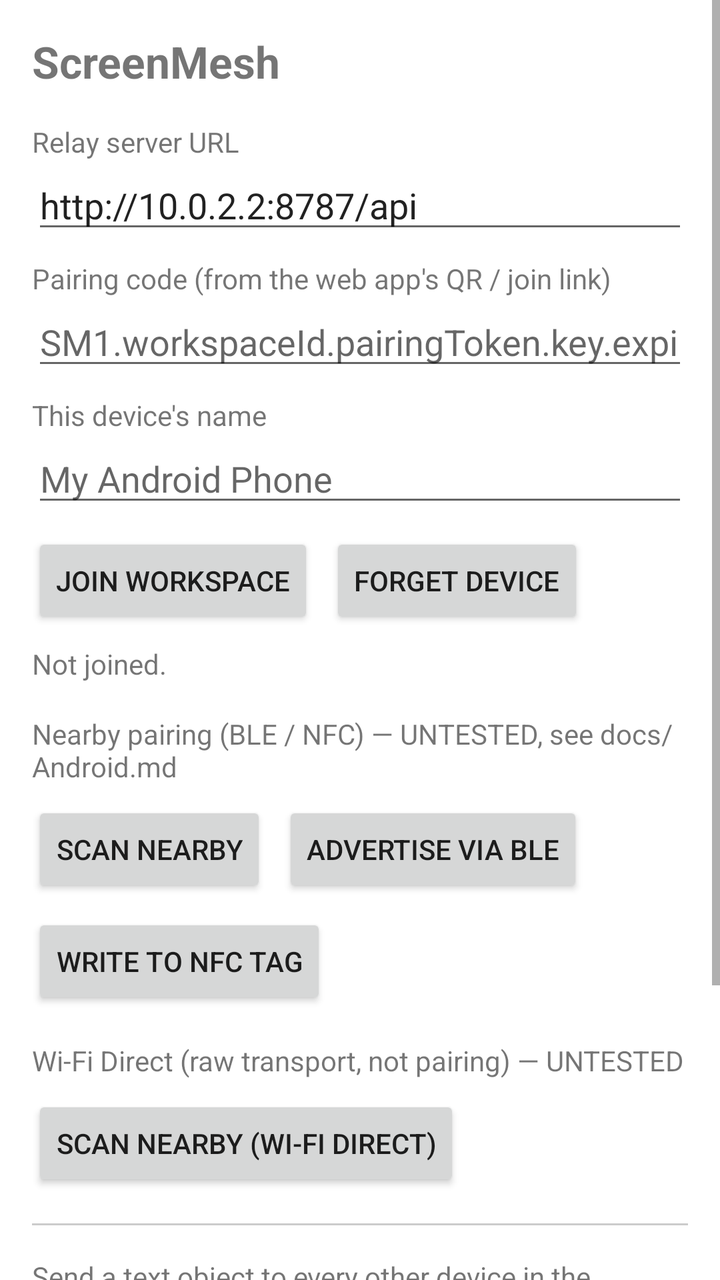
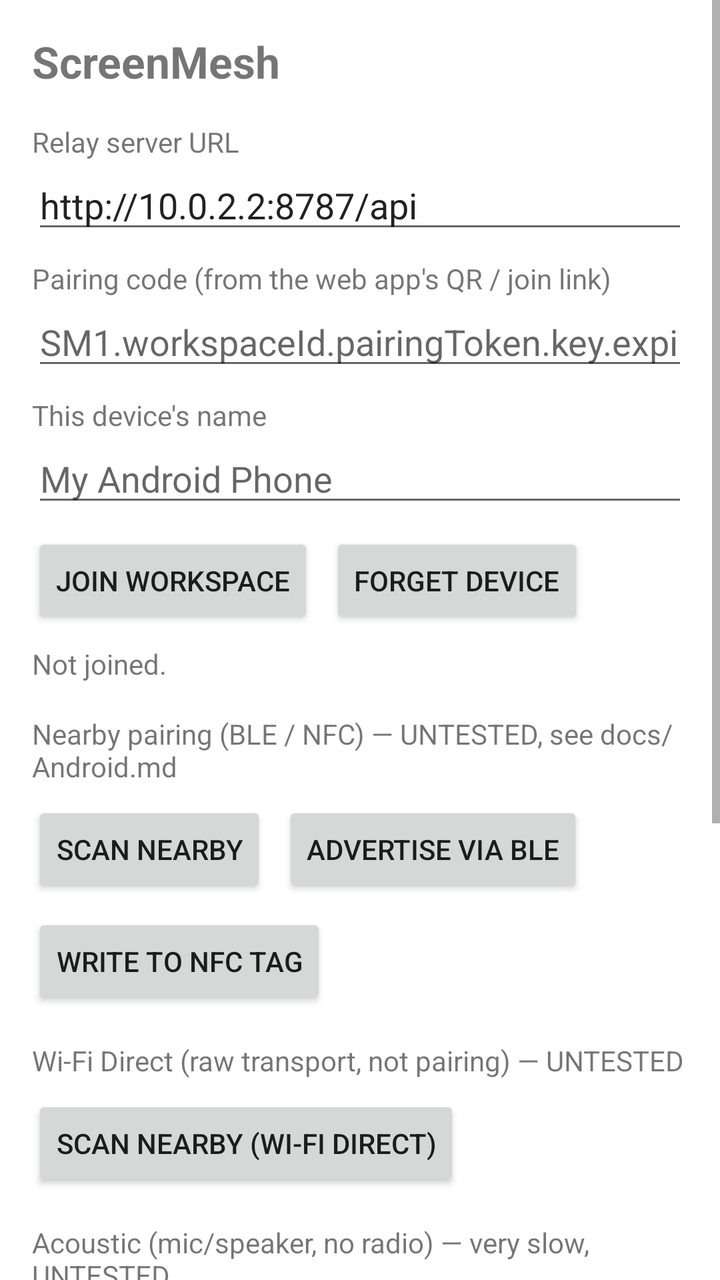

An Android layout rendered at two revisions. The XML below is the earlier revision; the diff shows what the commit changed to produce the second picture.
<!-- AndroidManifest.xml: application theme Theme.ScreenMesh -->
<!-- res/layout/activity_main.xml -->
<?xml version="1.0" encoding="utf-8"?>
<ScrollView xmlns:android="http://schemas.android.com/apk/res/android"
    android:layout_width="match_parent"
    android:layout_height="match_parent">

    <LinearLayout
        android:layout_width="match_parent"
        android:layout_height="wrap_content"
        android:orientation="vertical"
        android:padding="16dp">

        <TextView
            android:layout_width="wrap_content"
            android:layout_height="wrap_content"
            android:text="ScreenMesh"
            android:textSize="22sp"
            android:textStyle="bold"
            android:layout_marginBottom="8dp" />

        <TextView
            android:layout_width="wrap_content"
            android:layout_height="wrap_content"
            android:text="Relay server URL"
            android:layout_marginTop="8dp" />
        <EditText
            android:id="@+id/et_server_url"
            android:layout_width="match_parent"
            android:layout_height="wrap_content"
            android:hint="http://10.0.2.2:8787/api"
            android:inputType="textUri"
            android:text="http://10.0.2.2:8787/api" />

        <TextView
            android:layout_width="wrap_content"
            android:layout_height="wrap_content"
            android:text="Pairing code (from the web app's QR / join link)"
            android:layout_marginTop="8dp" />
        <EditText
            android:id="@+id/et_pairing_code"
            android:layout_width="match_parent"
            android:layout_height="wrap_content"
            android:hint="SM1.workspaceId.pairingToken.key.expiry"
            android:inputType="text" />

        <TextView
            android:layout_width="wrap_content"
            android:layout_height="wrap_content"
            android:text="This device's name"
            android:layout_marginTop="8dp" />
        <EditText
            android:id="@+id/et_device_name"
            android:layout_width="match_parent"
            android:layout_height="wrap_content"
            android:hint="My Android Phone"
            android:inputType="text" />

        <LinearLayout
            android:layout_width="wrap_content"
            android:layout_height="wrap_content"
            android:orientation="horizontal"
            android:layout_marginTop="8dp">

            <Button
                android:id="@+id/btn_join"
                android:layout_width="wrap_content"
                android:layout_height="wrap_content"
                android:text="Join workspace" />

            <Button
                android:id="@+id/btn_forget"
                android:layout_width="wrap_content"
                android:layout_height="wrap_content"
                android:layout_marginStart="8dp"
                android:text="Forget device" />
        </LinearLayout>

        <TextView
            android:id="@+id/tv_status"
            android:layout_width="match_parent"
            android:layout_height="wrap_content"
            android:text="Not joined."
            android:layout_marginTop="8dp" />

        <TextView
            android:layout_width="wrap_content"
            android:layout_height="wrap_content"
            android:text="Nearby pairing (BLE / NFC) — UNTESTED, see docs/Android.md"
            android:layout_marginTop="16dp" />
        <LinearLayout
            android:layout_width="wrap_content"
            android:layout_height="wrap_content"
            android:orientation="horizontal"
            android:layout_marginTop="8dp">

            <Button
                android:id="@+id/btn_scan_nearby"
                android:layout_width="wrap_content"
                android:layout_height="wrap_content"
                android:text="Scan nearby" />

            <Button
                android:id="@+id/btn_advertise_ble"
                android:layout_width="wrap_content"
                android:layout_height="wrap_content"
                android:layout_marginStart="8dp"
                android:text="Advertise via BLE" />
        </LinearLayout>

        
        <Button
            android:id="@+id/btn_nfc_write"
            android:layout_width="wrap_content"
            android:layout_height="wrap_content"
            android:layout_marginTop="8dp"
            android:text="Write to NFC tag" />

        <TextView
            android:layout_width="wrap_content"
            android:layout_height="wrap_content"
            android:text="Wi-Fi Direct (raw transport, not pairing) — UNTESTED"
            android:layout_marginTop="16dp" />
        <Button
            android:id="@+id/btn_wifi_direct_scan"
            android:layout_width="wrap_content"
            android:layout_height="wrap_content"
            android:layout_marginTop="8dp"
            android:text="Scan nearby (Wi-Fi Direct)" />

        <View
            android:layout_width="match_parent"
            android:layout_height="1dp"
            android:background="#33000000"
            android:layout_marginTop="16dp"
            android:layout_marginBottom="16dp" />

        <TextView
            android:layout_width="wrap_content"
            android:layout_height="wrap_content"
            android:text="Send a text object to every other device in the workspace" />
        <EditText
            android:id="@+id/et_message"
            android:layout_width="match_parent"
            android:layout_height="wrap_content"
            android:hint="Message text"
            android:inputType="text" />
        <Button
            android:id="@+id/btn_send"
            android:layout_width="wrap_content"
            android:layout_height="wrap_content"
            android:text="Send to all"
            android:layout_marginTop="8dp" />

        <TextView
            android:layout_width="wrap_content"
            android:layout_height="wrap_content"
            android:text="Log"
            android:textStyle="bold"
            android:layout_marginTop="16dp" />
        <TextView
            android:id="@+id/tv_log"
            android:layout_width="match_parent"
            android:layout_height="wrap_content"
            android:text=""
            android:fontFamily="monospace"
            android:textIsSelectable="true" />

    </LinearLayout>
</ScrollView>
<!-- resources referenced by this layout -->
<resources>
  <style name="Theme.ScreenMesh" parent="Theme.MaterialComponents.DayNight.NoActionBar" />
</resources>

<!-- the commit's change to res/layout/activity_main.xml (unified diff, before → after) -->
@@ -126,6 +126,26 @@
             android:layout_marginTop="8dp"
             android:text="Scan nearby (Wi-Fi Direct)" />
 
+        <TextView
+            android:layout_width="wrap_content"
+            android:layout_height="wrap_content"
+            android:text="Acoustic (mic/speaker, no radio) — very slow, UNTESTED"
+            android:layout_marginTop="16dp" />
+        
+        <Button
+            android:id="@+id/btn_acoustic_initiator"
+            android:layout_width="wrap_content"
+            android:layout_height="wrap_content"
+            android:layout_marginTop="8dp"
+            android:text="Start acoustic (initiator)" />
+
+        <Button
+            android:id="@+id/btn_acoustic_responder"
+            android:layout_width="wrap_content"
+            android:layout_height="wrap_content"
+            android:layout_marginTop="8dp"
+            android:text="Start acoustic (responder)" />
+
         <View
             android:layout_width="match_parent"
             android:layout_height="1dp"
